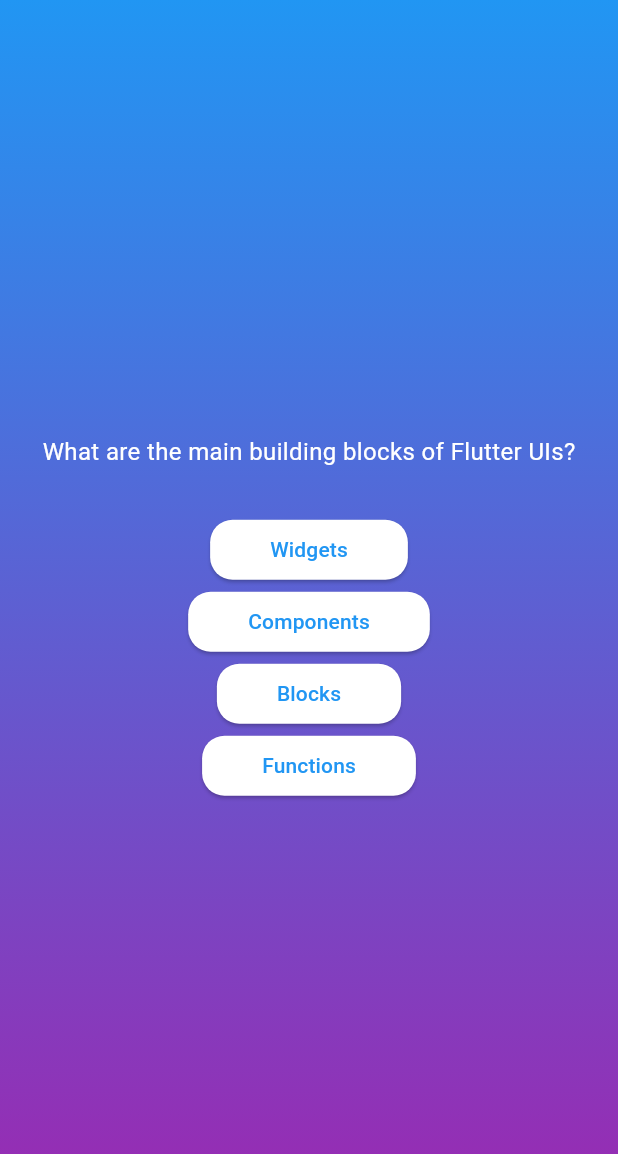
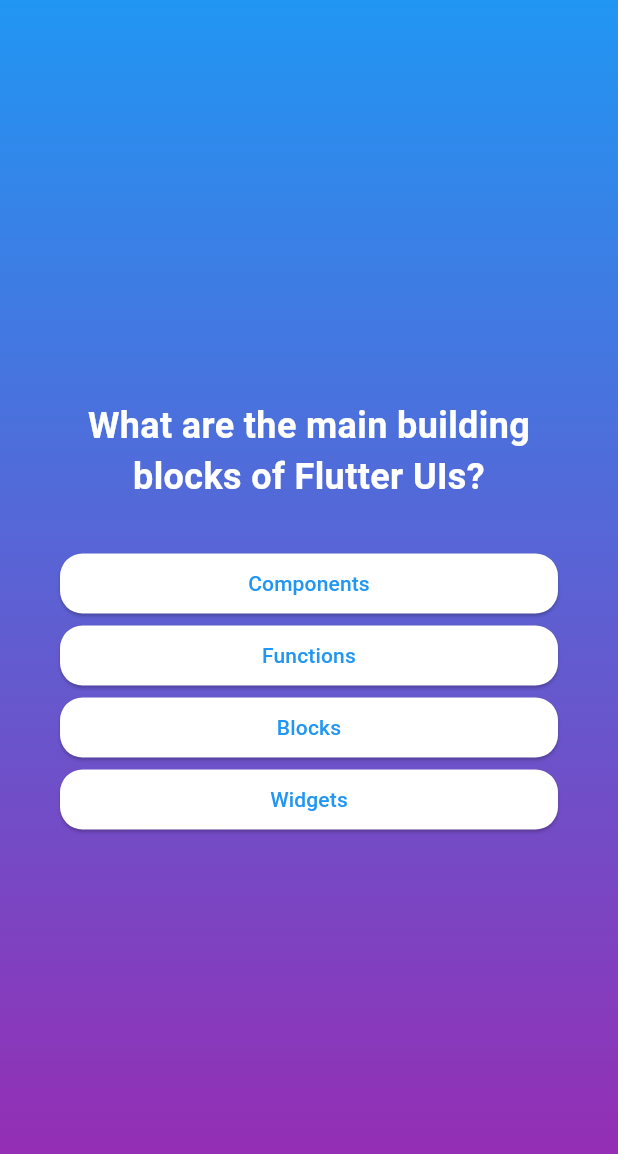
Before and after one commit to jefflueck/quiz_app, a Flutter app: the screen it shows after launch, after a tap on "Start Quiz", on a phone screen of 412 x 824 dp. Shown: the top 1154 px of the screen. Run offline on Flutter 3.47's test engine with Material 3 defaults, Android fonts, the phone set to English and light mode, and no system bars; our stand-ins replace google_fonts.

Commit message:
added custom google fonts by package, updated answer and questions to dynamically generate, added state to keep track of current list of questions and answers after answer, added additional styling to buttons and question text

```diff
--- a/lib/answer_button.dart
+++ b/lib/answer_button.dart
@@ -23,7 +23,10 @@ class AnswerButton extends StatelessWidget {
           borderRadius: BorderRadius.circular(15),
         ),
       ),
-      child: Text(answerText),
+      child: Text(
+        answerText,
+        textAlign: TextAlign.center,
+      ),
     );
   }
 }
--- a/lib/models/quiz_question.dart
+++ b/lib/models/quiz_question.dart
@@ -3,4 +3,13 @@ class QuizQuestion {
 
   final String text;
   final List<String> answers;
+
+  List<String> getShuffledAnswers() {
+    // Create a copy of the List and store in a variable
+    final shuffledList = List.of(answers);
+    // Shuffle the list
+    shuffledList.shuffle();
+    // Return the shuffled list
+    return shuffledList;
+  }
 }
--- a/lib/questions_screen.dart
+++ b/lib/questions_screen.dart
@@ -1,4 +1,5 @@
 import 'package:flutter/material.dart';
+import 'package:google_fonts/google_fonts.dart';
 
 import 'package:quiz_app/answer_button.dart';
 import 'package:quiz_app/data/questions.dart';
@@ -12,37 +13,43 @@ class QuestionsScreen extends StatefulWidget {
 }
 
 class _QuestionsScreenState extends State<QuestionsScreen> {
+  var currentQuestionIndex = 0;
+
+  void answerQuestion() {
+    setState(() {
+      currentQuestionIndex++;
+    });
+  }
+
   @override
   Widget build(context) {
-    final currentQuestions = questions[0];
+    final currentQuestions = questions[currentQuestionIndex];
     return SizedBox(
       width: double.infinity,
+      child: Container(
+        margin: const EdgeInsets.all(40),
         child: Column(
           mainAxisAlignment: MainAxisAlignment.center,
+          crossAxisAlignment: CrossAxisAlignment.stretch,
           children: [
             Text(
               currentQuestions.text,
-            style: const TextStyle(fontSize: 16, color: Colors.white),
+              style: GoogleFonts.roboto(
+                color: Colors.white,
+                fontSize: 24,
+                fontWeight: FontWeight.bold,
+              ),
+              textAlign: TextAlign.center,
             ),
             const SizedBox(height: 30),
-          AnswerButton(
-            // * Because we chose to use named arguments in the AnswerButton widget, we must add the required answerText in front of the arguments in this implementation.
-            answerText: currentQuestions.answers[0],
-            onTap: () {},
+            ...currentQuestions.getShuffledAnswers().map((answer) {
+              return AnswerButton(
+                answerText: answer,
+                onTap: answerQuestion,
+              );
+            }),
+          ],
         ),
-          AnswerButton(
-            answerText: currentQuestions.answers[1],
-            onTap: () {},
-          ),
-          AnswerButton(
-            answerText: currentQuestions.answers[2],
-            onTap: () {},
-          ),
-          AnswerButton(
-            answerText: currentQuestions.answers[3],
-            onTap: () {},
-          ),
-        ],
       ),
     );
   }
--- a/lib/start_screen.dart
+++ b/lib/start_screen.dart
@@ -1,4 +1,5 @@
 import 'package:flutter/material.dart';
+import 'package:google_fonts/google_fonts.dart';
 
 class StartScreen extends StatelessWidget {
   const StartScreen(this.startQuiz, {super.key});
@@ -17,11 +18,11 @@ class StartScreen extends StatelessWidget {
             color: const Color.fromRGBO(255, 255, 255, 0.6),
           ),
           const SizedBox(height: 80),
-          const Text(
+          Text(
             'Learn Flutter the Fun Way!',
-            style: TextStyle(
-              fontSize: 25,
+            style: GoogleFonts.roboto(
               color: Colors.white,
+              fontSize: 24,
             ),
           ),
           const SizedBox(height: 30),
--- a/pubspec.yaml
+++ b/pubspec.yaml
@@ -34,6 +34,7 @@ dependencies:
   # The following adds the Cupertino Icons font to your application.
   # Use with the CupertinoIcons class for iOS style icons.
   cupertino_icons: ^1.0.6
+  google_fonts: ^6.2.1
 
 dev_dependencies:
   flutter_test:
```
Also changed, not shown: pubspec.lock, 7 other files. Lines whose indentation alone changed are shown as unchanged.
